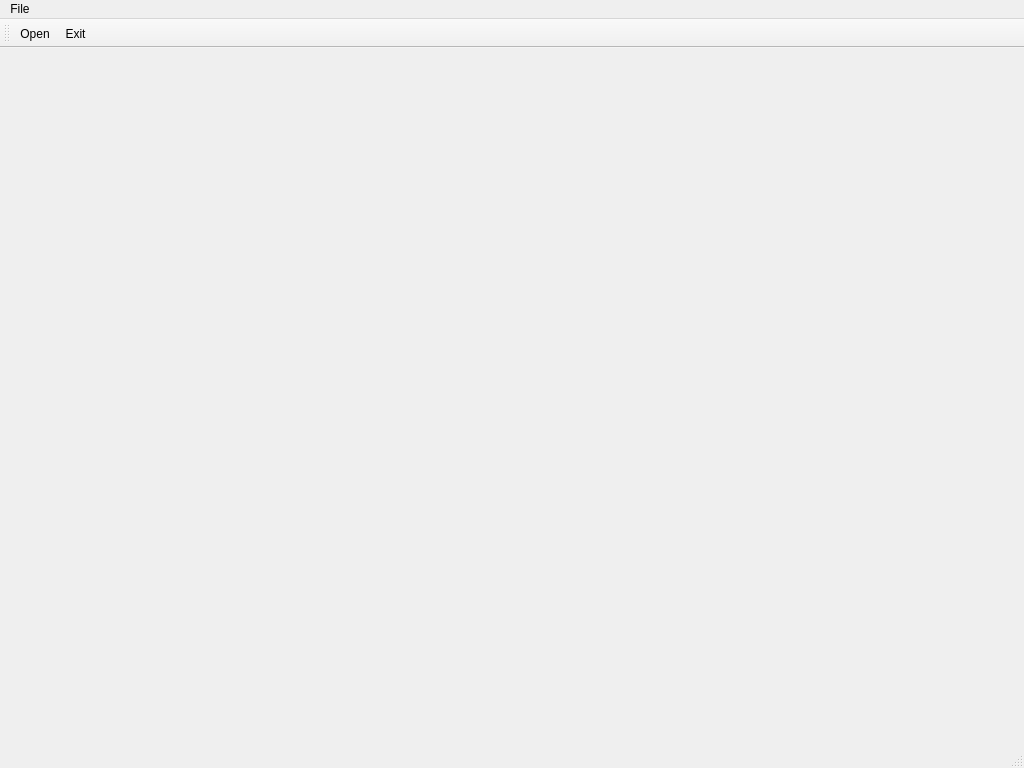
Above: graphical_Modeling_system_GUI/mainwindow.ui from kokokuo/GMS_Project_GUI_HW5-Final before the change. Below: the same form after it.
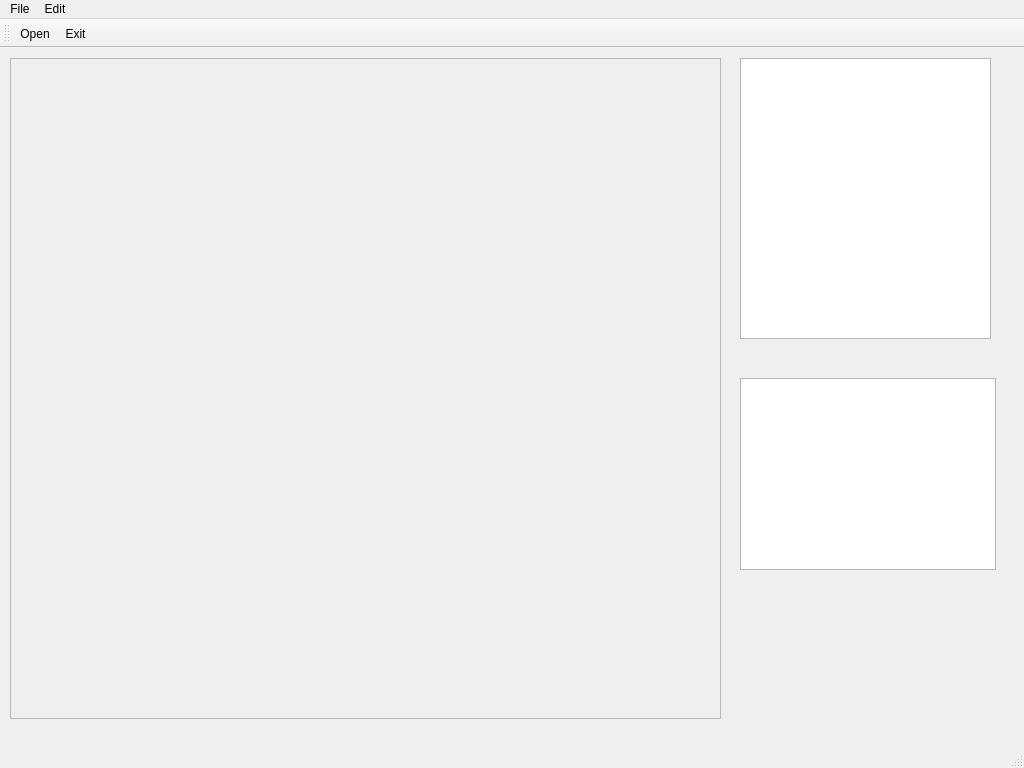
That is the form after the change. Icons and pictures are not drawn.

Commit message: 1-2 完成drawView與scrollarea可以顯示在Mainwindow的部分

Diff of the .ui file:
```diff
--- a/graphical_Modeling_system_GUI/mainwindow.ui
+++ b/graphical_Modeling_system_GUI/mainwindow.ui
@@ -13,7 +13,51 @@
   <property name="windowTitle">
    <string>MainWindow</string>
   </property>
-  <widget class="QWidget" name="centralWidget"/>
+  <widget class="QWidget" name="centralWidget">
+   <widget class="QScrollArea" name="drawViewScrollArea">
+    <property name="geometry">
+     <rect>
+      <x>10</x>
+      <y>10</y>
+      <width>711</width>
+      <height>661</height>
+     </rect>
+    </property>
+    <property name="widgetResizable">
+     <bool>true</bool>
+    </property>
+    <widget class="QWidget" name="scrollAreaWidgetContents">
+     <property name="geometry">
+      <rect>
+       <x>0</x>
+       <y>0</y>
+       <width>709</width>
+       <height>659</height>
+      </rect>
+     </property>
+    </widget>
+   </widget>
+   <widget class="QListWidget" name="groupsListWidget">
+    <property name="geometry">
+     <rect>
+      <x>740</x>
+      <y>10</y>
+      <width>251</width>
+      <height>281</height>
+     </rect>
+    </property>
+   </widget>
+   <widget class="QListWidget" name="componentsListWidget">
+    <property name="geometry">
+     <rect>
+      <x>740</x>
+      <y>330</y>
+      <width>256</width>
+      <height>192</height>
+     </rect>
+    </property>
+   </widget>
+  </widget>
   <widget class="QMenuBar" name="menuBar">
    <property name="geometry">
     <rect>
@@ -30,7 +74,26 @@
     <addaction name="actionOpenByMenuBar"/>
     <addaction name="actionExitByMenuBar"/>
    </widget>
+   <widget class="QMenu" name="menuEdit">
+    <property name="title">
+     <string>Edit</string>
+    </property>
+    <widget class="QMenu" name="menuAdd_Component">
+     <property name="title">
+      <string>Add Component</string>
+     </property>
+     <addaction name="actionCube"/>
+     <addaction name="actionPyramid"/>
+     <addaction name="actionSphere"/>
+     <addaction name="actionLine"/>
+    </widget>
+    <addaction name="menuAdd_Component"/>
+    <addaction name="actionAdd_Group"/>
+    <addaction name="actionRedo"/>
+    <addaction name="actionUndo"/>
+   </widget>
    <addaction name="menuFile"/>
+   <addaction name="menuEdit"/>
   </widget>
   <widget class="QStatusBar" name="statusBar"/>
   <widget class="QToolBar" name="mainToolBar">
```
Left out of the diff: 41 changed lines with no effect on the pictures. The commit also changes 7 other files.
